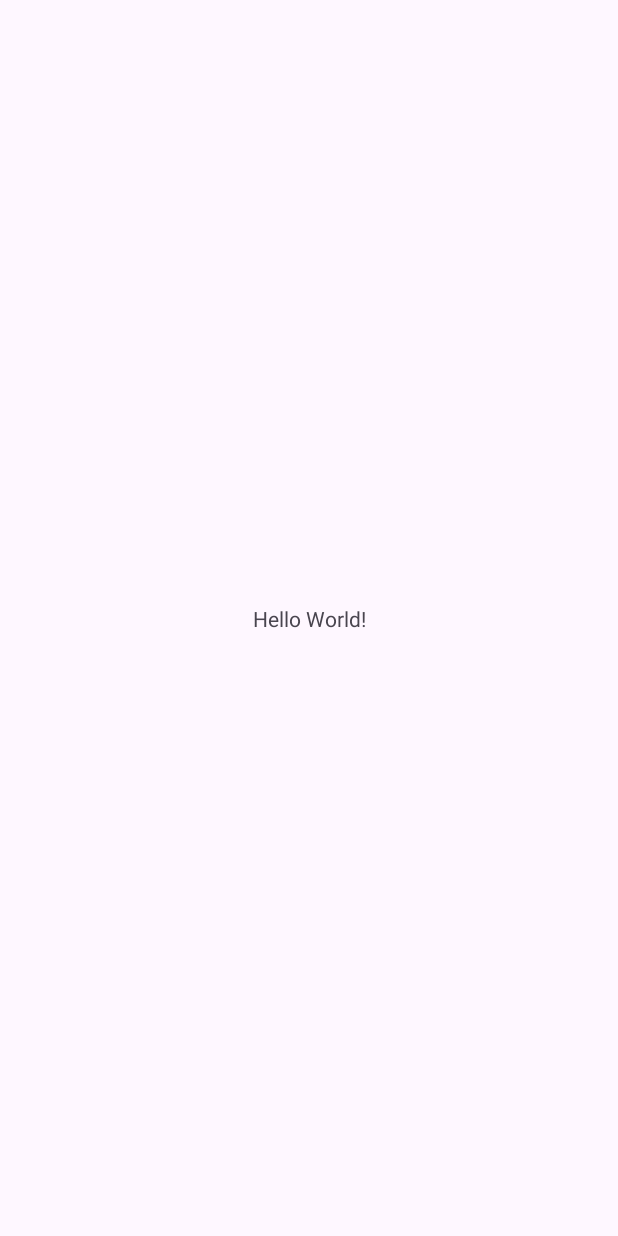
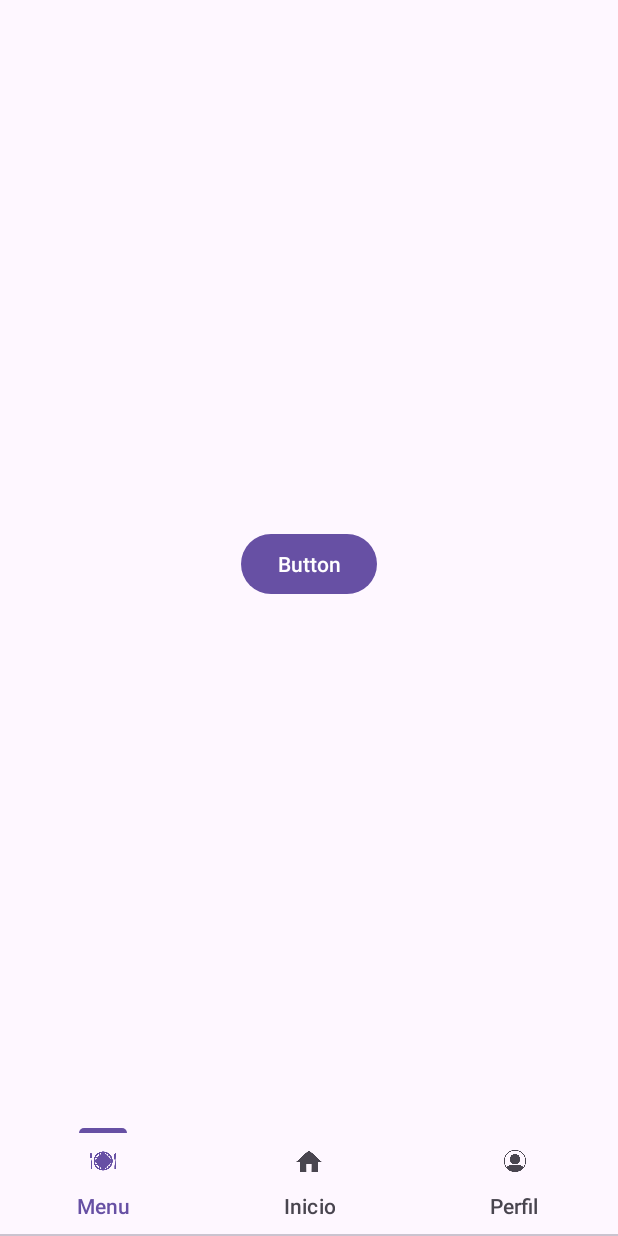
Before and after one commit to alfues62/TastyReady, an Android app: the screen it shows after launch (MainActivity), on a phone screen of 412 x 824 dp. Before the commit the screen is almost empty. Run offline under Robolectric (Android 15) with nearby library versions, the phone set to English and light mode, and no system bars.

Commit message:
TABS
El commit anterior ahora bien hecho

```diff
--- a/app/build.gradle.kts
+++ b/app/build.gradle.kts
@@ -36,6 +36,7 @@ dependencies {
     implementation("androidx.appcompat:appcompat:1.6.1")
     implementation("com.google.android.material:material:1.9.0")
     implementation("androidx.constraintlayout:constraintlayout:2.1.4")
+    implementation("androidx.viewpager2:viewpager2:1.0.0")
     testImplementation("junit:junit:4.13.2")
     androidTestImplementation("androidx.test.ext:junit:1.1.5")
     androidTestImplementation("androidx.test.espresso:espresso-core:3.5.1")
--- a/app/src/main/java/com/example/afusesc/tastyready/MainActivity.java
+++ b/app/src/main/java/com/example/afusesc/tastyready/MainActivity.java
@@ -1,14 +1,69 @@
 package com.example.afusesc.tastyready;
 
+import androidx.annotation.NonNull;
 import androidx.appcompat.app.AppCompatActivity;
+import androidx.fragment.app.Fragment;
+import androidx.fragment.app.FragmentActivity;
+import androidx.viewpager2.adapter.FragmentStateAdapter;
+import androidx.viewpager2.widget.ViewPager2;
 
 import android.os.Bundle;
+import android.widget.TextView;
+
+import com.google.android.material.tabs.TabLayout;
+import com.google.android.material.tabs.TabLayoutMediator;
 
 public class MainActivity extends AppCompatActivity {
+
+    // Nombres de las pestañas
+    private String[] nombres = new String[]{"Menu","Inicio","Perfil"};
+
+    // Logos de las pestañas
+    private int[] drawables = {
+            R.drawable.icono_menu,
+            R.drawable.icono_inicio,
+            R.drawable.icono_user
+    };
+
 
     @Override
     protected void onCreate(Bundle savedInstanceState) {
         super.onCreate(savedInstanceState);
         setContentView(R.layout.activity_main);
+
+        //Pestañas
+        ViewPager2 viewPager = findViewById(R.id.viewpager);
+        viewPager.setAdapter(new MiPagerAdapter(this));
+        TabLayout tabs = findViewById(R.id.tabs);
+        new TabLayoutMediator(tabs, viewPager,
+                new TabLayoutMediator.TabConfigurationStrategy() {
+                    @Override
+                    public void onConfigureTab(@NonNull TabLayout.Tab tab, int position){
+                        tab.setText(nombres[position]);
+                        tab.setIcon(drawables[position]);
+
+                    }
+                }
+        ).attach();
+
+    }
+
+    public class MiPagerAdapter extends FragmentStateAdapter {
+        public MiPagerAdapter(FragmentActivity activity){
+            super(activity);
+        }
+        @Override
+        public int getItemCount() {
+            return 3;
+        }
+        @Override @NonNull
+        public Fragment createFragment(int position) {
+            switch (position) {
+                case 0: return new TabMenu();
+                case 1: return new TabInicio();
+                case 2: return new TabUsuario();
+            }
+            return null;
+        }
     }
 }
--- a/app/src/main/java/com/example/afusesc/tastyready/TabMenu.java
+++ b/app/src/main/java/com/example/afusesc/tastyready/TabMenu.java
@@ -1,2 +1,20 @@
-package com.example.afusesc.tastyready;public class TabMenu {
+package com.example.afusesc.tastyready;
+
+import android.os.Bundle;
+import android.view.LayoutInflater;
+import android.view.View;
+import android.view.ViewGroup;
+
+import androidx.fragment.app.Fragment;
+
+public class TabMenu extends Fragment {
+    @Override
+    public void onCreate(Bundle savedInstanceState) {
+        super.onCreate(savedInstanceState);
+    }
+    @Override
+    public View onCreateView(LayoutInflater inflater, ViewGroup container,
+                             Bundle savedInstanceState) {
+        return inflater.inflate(R.layout.tab_menu, container, false);
+    }
 }
--- a/app/src/main/res/layout/activity_main.xml
+++ b/app/src/main/res/layout/activity_main.xml
@@ -1,18 +1,21 @@
 <?xml version="1.0" encoding="utf-8"?>
-<androidx.constraintlayout.widget.ConstraintLayout xmlns:android="http://schemas.android.com/apk/res/android"
-    xmlns:app="http://schemas.android.com/apk/res-auto"
-    xmlns:tools="http://schemas.android.com/tools"
+<RelativeLayout xmlns:android="http://schemas.android.com/apk/res/android"
     android:layout_width="match_parent"
     android:layout_height="match_parent"
-    tools:context=".MainActivity">
+    xmlns:app="http://schemas.android.com/apk/res-auto">
 
-    <TextView
-        android:layout_width="wrap_content"
+    <androidx.viewpager2.widget.ViewPager2
+        android:id="@+id/viewpager"
+        android:layout_width="match_parent"
+        android:layout_height="match_parent"
+        android:layout_above="@+id/tabs" />
+
+    <com.google.android.material.tabs.TabLayout
+        android:id="@+id/tabs"
+        android:layout_width="match_parent"
         android:layout_height="wrap_content"
-        android:text="Hello World!"
-        app:layout_constraintBottom_toBottomOf="parent"
-        app:layout_constraintEnd_toEndOf="parent"
-        app:layout_constraintStart_toStartOf="parent"
-        app:layout_constraintTop_toTopOf="parent" />
+        android:layout_alignParentBottom="true"
+        app:tabIndicatorGravity="top"
+        app:tabMode="fixed"/>
 
-</androidx.constraintlayout.widget.ConstraintLayout>
+</RelativeLayout>
--- a/app/src/main/res/layout/tab_menu.xml
+++ b/app/src/main/res/layout/tab_menu.xml
@@ -1,6 +1,17 @@
 <?xml version="1.0" encoding="utf-8"?>
 <androidx.constraintlayout.widget.ConstraintLayout xmlns:android="http://schemas.android.com/apk/res/android"
-             android:layout_width="match_parent"
-             android:layout_height="match_parent">
+    xmlns:app="http://schemas.android.com/apk/res-auto"
+    android:layout_width="match_parent"
+    android:layout_height="match_parent">
+
+    <Button
+        android:id="@+id/button2"
+        android:layout_width="wrap_content"
+        android:layout_height="wrap_content"
+        android:text="Button"
+        app:layout_constraintBottom_toBottomOf="parent"
+        app:layout_constraintEnd_toEndOf="parent"
+        app:layout_constraintStart_toStartOf="parent"
+        app:layout_constraintTop_toTopOf="parent" />
 
 </androidx.constraintlayout.widget.ConstraintLayout>
--- a/app/src/main/res/values/arrays.xml
+++ b/app/src/main/res/values/arrays.xml
@@ -1,3 +1,8 @@
 <?xml version="1.0" encoding="utf-8"?>
 <resources>
+    <integer-array name="drawable_ids">
+        <item>@drawable/icono_menu</item>
+        <item>@drawable/icono_inicio</item>
+        <item>@drawable/icono_user</item>
+    </integer-array>
 </resources>
```
Also changed, not shown: app/src/main/java/com/example/afusesc/tastyready/TabInicio.java (+19 -1 lines), app/src/main/java/com/example/afusesc/tastyready/TabUsuario.java (+19 -1 lines), app/src/main/res/layout/tab_inicio.xml (+14 -2 lines), app/src/main/res/layout/tab_user.xml (+13 -2 lines).
